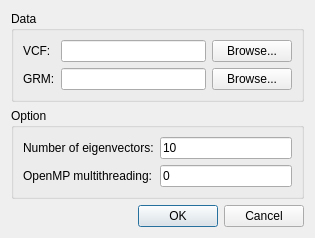
This is dialoggsc.ui in njau-sri/rtm-gwas-gui as Qt 5 draws it before an edit. The edited form follows.
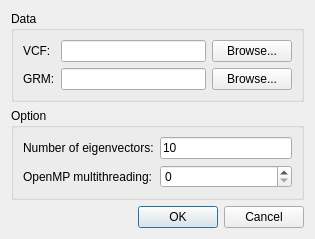
This is the edited form.

Commit message: Use spinbox

Patch:
```diff
--- a/dialoggsc.ui
+++ b/dialoggsc.ui
@@ -85,9 +85,9 @@
        </widget>
       </item>
       <item row="1" column="1">
-       <widget class="QLineEdit" name="lineEditOpenMP">
-        <property name="text">
-         <string>0</string>
+       <widget class="QSpinBox" name="spinBoxOpenMP">
+        <property name="maximum">
+         <number>16</number>
         </property>
        </widget>
       </item>
```
The commit also changes 3 other files.
